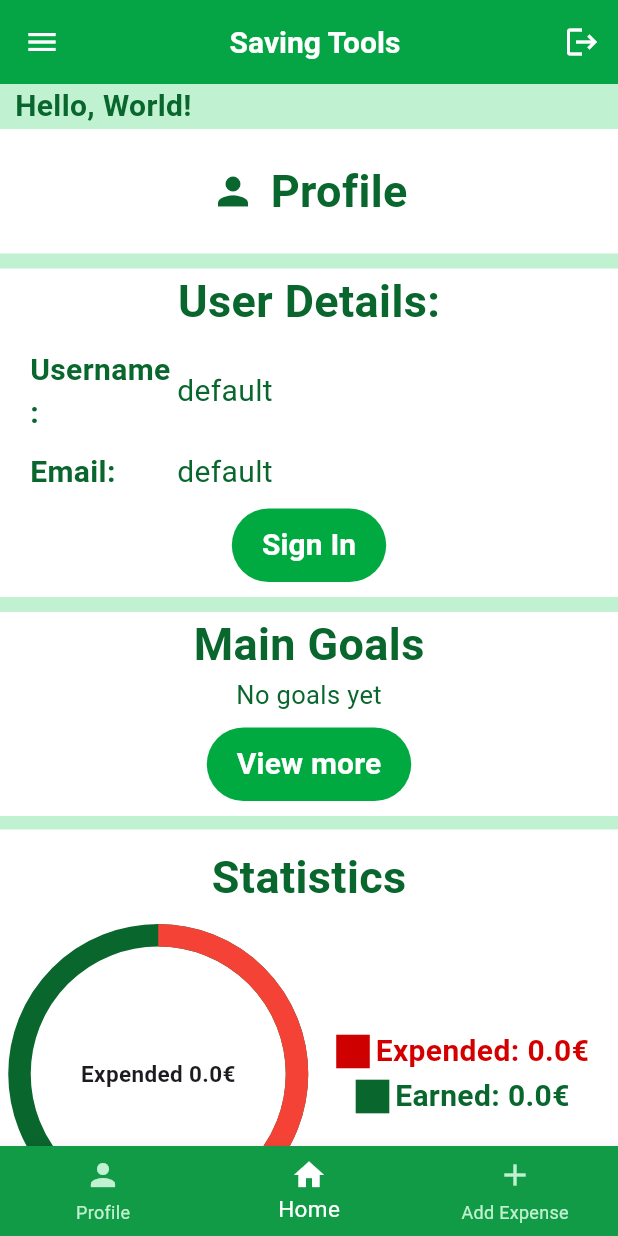
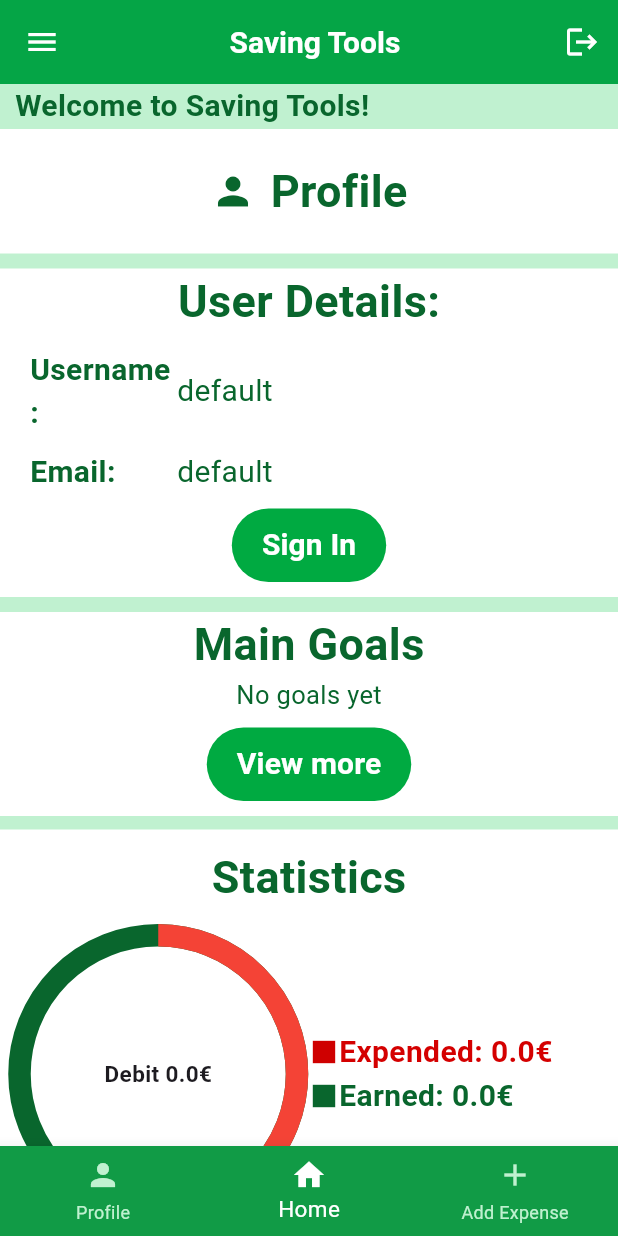
Before and after one commit to AlexandreAANP/SavingTools, a Flutter app: the MainProfile screen opened by its route, on a phone screen of 412 x 824 dp. Run offline on Flutter 3.47's test engine with Material 3 defaults, Android fonts, the phone set to English and light mode, and no system bars; drawn by our look-alikes of percent_indicator; our stand-ins replace fl_chart, pie_chart, shared_preferences, sqflite; accounts and stored records are empty.

Commit message:
Added application icon, profit management, replaced the tool bar messages

```diff
--- a/saving_tools/lib/Repositories/InvoiceRepository.dart
+++ b/saving_tools/lib/Repositories/InvoiceRepository.dart
@@ -59,8 +59,6 @@ class InvoiceRepository{
   Future<int> getTotalInvoices({Searchlike? searchLike, Search? searchEquals, bool searchEqualFirst = true}) async {
     String? whereString = SearchUtils.getWhereSearchString(searchLike: searchLike, searchEquals: searchEquals);
     List<String>? whereArgs = SearchUtils.getWhereArguments(searchLike: searchLike, searchEquals: searchEquals);
-    print(whereString);
-    print(whereArgs);
     final List<Map<String, Object?>> invoicesMaps = await this.database.query(
       table,
       where: whereString,
--- a/saving_tools/lib/Services/InvoiceService.dart
+++ b/saving_tools/lib/Services/InvoiceService.dart
@@ -3,10 +3,12 @@ import 'package:saving_tools/DTOs/Mapper.dart';
 import 'package:saving_tools/DTOs/UserDTO.dart';
 import 'package:saving_tools/Entities/Invoice.dart';
 import 'package:saving_tools/Repositories/InvoiceRepository.dart';
+import 'package:saving_tools/Repositories/ProfitMarginRepository.dart';
 import 'package:saving_tools/Repositories/SearchTools/OrderBy.dart';
 import 'package:saving_tools/Repositories/SearchTools/Search.dart';
 import 'package:saving_tools/Repositories/SearchTools/SearchLike.dart';
 import 'package:saving_tools/Repositories/WhoIs.dart';
+import 'package:saving_tools/Services/ProfiMarginService.dart';
 import 'package:saving_tools/Services/UserService.dart';
 import 'package:saving_tools/pages/Invoices/AddInvoice/FormParts/InvoiceType.dart';
 import 'package:sqflite/sqflite.dart';
@@ -15,10 +17,12 @@ import 'package:sqflite/sqflite.dart';
 class InvoiceService {
 
   InvoiceRepository? _invoiceRepository;
+  ProfitMarginService? _profitMarginService;
 
   static Database? database;
   InvoiceService._privateConstructor(Database databaseName) {
     _invoiceRepository = InvoiceRepository(databaseName);
+    _profitMarginService = ProfitMarginService();
   }
 
   static final InvoiceService _instance = InvoiceService._privateConstructor(database!);
@@ -49,6 +53,8 @@ class InvoiceService {
       user_id: user.id
     );
     await _invoiceRepository!.insertInvoice(invoice);
+    await _profitMarginService!.incrementProfitMargin(invoice.amount!);
+
 
   }
 
--- a/saving_tools/lib/Services/StatisticsService.dart
+++ b/saving_tools/lib/Services/StatisticsService.dart
@@ -31,7 +31,7 @@ class StatisticsService {
       double creditTotalAmount = 0;
 
       for (InvoiceDTO invoice in creditInvoices) {
-        print(invoice.type);
+
         creditTotalAmount += invoice.amount ?? 0;
       }
       return [debitTotalAmount, creditTotalAmount];
--- a/saving_tools/lib/pages/Invoices/AddInvoice/AddInvoiceForm.dart
+++ b/saving_tools/lib/pages/Invoices/AddInvoice/AddInvoiceForm.dart
@@ -121,7 +121,7 @@ class AddInvoiceFormState extends State<AddInvoiceForm> {
                                  InvoiceService().addInvoice(
                                     invoiceName: Scaffold_key!.currentState!.invoiceNameValue!,
                                     Date: Scaffold_key!.currentState!.invoiceDateValue!,
-                                    Category: Scaffold_key!.currentState!.invoiceCategoryValue!,
+                                    Category: Scaffold_key!.currentState!.invoiceCategoryValue ?? "No Category",
                                     Type: Scaffold_key!.currentState!.getInvoiceType()!,
                                     Amount: Scaffold_key!.currentState!.invoiceAmountValue!);
                                   ScaffoldMessenger.of(context).showSnackBar(SnackBar(
--- a/saving_tools/lib/pages/Invoices/AddInvoice/FormParts/InvoiceDate.dart
+++ b/saving_tools/lib/pages/Invoices/AddInvoice/FormParts/InvoiceDate.dart
@@ -54,8 +54,6 @@ class _InvoiceDateState extends State<InvoiceDate> {
               child: DatePicker(
                 onDateSelected: (date) {
                   setState(() {
-                    print(
-                        "Date selected: ${date.day}/${date.month}/${date.year}");
                     controller.text = "${date.day}/${date.month}/${date.year}";
                   });
                 },
--- a/saving_tools/lib/pages/Invoices/ListInvoices/ListInvoiceParts/SettingsParts/ListInvoicePagination.dart
+++ b/saving_tools/lib/pages/Invoices/ListInvoices/ListInvoiceParts/SettingsParts/ListInvoicePagination.dart
@@ -37,7 +37,6 @@ class _ListInvoicePagintationState extends State<ListInvoicePagintation> {
   }
 
   void nextPage(){
-    print(getNumberOfGetPages());
     if(this.ListTableState.currentState!.pageIndex < getNumberOfGetPages()){
       this.ListTableState.currentState!.setState(() {
         this.ListTableState.currentState!.pageIndex++;
--- a/saving_tools/lib/pages/main/short_invoice_table/ShortInvoiceTable.dart
+++ b/saving_tools/lib/pages/main/short_invoice_table/ShortInvoiceTable.dart
@@ -150,7 +150,7 @@ class _ShortInvoiceTableState extends State<ShortInvoiceTable> {
                   crossAxisAlignment: CrossAxisAlignment.center,
                   children: [
                     InvoiceTableHeaders(headers).headers,
-                    ...InvoiceTableRows(context, snapshot.data!, filter: Filter.all).rows,
+                    ...InvoiceTableRows(context, snapshot.data ?? Map<InvoiceDTO, List<int>>(), filter: Filter.all).rows,
                   ],
                 ));
           }
--- a/saving_tools/lib/pages/profile/Statistics.dart
+++ b/saving_tools/lib/pages/profile/Statistics.dart
@@ -48,7 +48,7 @@ class _StatisticsState extends State<Statistics> {
                           lineWidth: 15.0,
                           percent: snapshot.data!["debitPercent"],
                           center: new Text(
-                            "Expended ${snapshot.data!["totalExpended"]}€",
+                            "Debit ${snapshot.data!["totalExpended"]}€",
                             style:
                                 new TextStyle(fontWeight: FontWeight.bold, fontSize: 15.0),
                           ),
@@ -64,6 +64,8 @@ class _StatisticsState extends State<Statistics> {
                   ),
                 Expanded(
                   flex:1,
+                  child: Container(
+                        width: MediaQuery.of(context).size.width * 0.3,
                         child: Column(
                         children: [
                           FutureBuilder(
@@ -72,17 +74,21 @@ class _StatisticsState extends State<Statistics> {
                               if (snapshot.connectionState == ConnectionState.waiting) {
                                 return CircularProgressIndicator();
                               } else {
-                            return Row(
-                                mainAxisAlignment: MainAxisAlignment.center,
+                                return Container(
+                                  alignment: Alignment.centerLeft,
+                                    width: MediaQuery.of(context).size.width * 0.5,
+                                    child:Row(
+                                    mainAxisAlignment: MainAxisAlignment.start,
                                     children: [
                                       Icon(
                                         Icons.square,
                                         color: const Color.fromARGB(255, 207, 0, 0),
-                                    size: 30,
+                                        size: 20,
                                       ),
                                       Text(
-                                    "Expended: ${snapshot.data!["totalExpended"]}€",
+                                        "Expended: ${formatNumber(snapshot.data!["totalExpended"])}€",
                                         maxLines: 1,
+                                        textAlign: TextAlign.left,
                                         overflow: TextOverflow.ellipsis,
                                         style: TextStyle(
                                           color: const Color.fromARGB(255, 212, 0, 0),
@@ -91,9 +97,11 @@ class _StatisticsState extends State<Statistics> {
                                         ),
                                       ),
                                     ],
+                                  )
                                   );
                               }
                             }),
+
 
                           FutureBuilder(
                             future: getExpendedOfActualMonth(),
@@ -101,16 +109,19 @@ class _StatisticsState extends State<Statistics> {
                               if (snapshot.connectionState == ConnectionState.waiting) {
                                 return CircularProgressIndicator();
                               } else {
-                            return Row(
-                                mainAxisAlignment: MainAxisAlignment.center,
+                                return Container(
+                                  alignment: Alignment.centerLeft,
+                                  width: MediaQuery.of(context).size.width * 0.5,
+                                  child:  Row(
+                                    mainAxisAlignment: MainAxisAlignment.start,
                                     children: [
                                       Icon(
                                         Icons.square,
                                         color: const Color.fromARGB(255, 9, 102, 45),
-                                    size: 30,
+                                        size: 20,
                                       ),
                                       Text(
-                                    "Earned: ${snapshot.data!["totalEarned"]}€",
+                                        "Earned: ${formatNumber(snapshot.data!["totalEarned"])}€",
                                         maxLines: 1,
                                         overflow: TextOverflow.ellipsis,
                                         style: TextStyle(
@@ -120,12 +131,15 @@ class _StatisticsState extends State<Statistics> {
                                         ),
                                       ),
                                     ],
+                                  )
                                 );
+
+
                               }
                             }
                           ),
-
                         ],
+                      ),
                     )
                 ),
               ],
@@ -164,6 +178,16 @@ class _StatisticsState extends State<Statistics> {
     );
 
   }
+  String formatNumber(double number){
+
+    if (number < 1000){
+      return number.toString();
+    }
+    if (number < 1000000){
+      return (number/1000).toStringAsFixed(2) + "K";
+    }
+    return (number/1000000).toStringAsFixed(2) + "M";
+  }
 
   Future<Map<String,dynamic>> getExpendedOfActualMonth() async {
 
--- a/saving_tools/lib/sharedWidgets/ToolBarMessages.dart
+++ b/saving_tools/lib/sharedWidgets/ToolBarMessages.dart
@@ -29,10 +29,12 @@ class ToolBarMessagesState extends State<ToolBarMessages>{
     }
     else{
       this.Messages = [
-        "Hello, World!",
         "Welcome to Saving Tools!",
         "This is a simple app to help you save money.",
-        "This is a simple app to help you save money.This is a simple app to help you save money."
+        "This application is still in development.",
+        "If you have any suggestions, please let us know.",
+        "Contact us at: a74526@ualg.pt",
+        "We hope you enjoy using our app!"
       ];
     }
     loopSlideToolBar();
```
Also changed, not shown: saving_tools/lib/Repositories/GoalRepository.dart (+8 -0 lines), saving_tools/lib/Repositories/ProfitMarginRepository.dart (added, +37 -0 lines), saving_tools/lib/Services/GoalService.dart (+74 -1 lines), saving_tools/lib/Services/ProfiMarginService.dart (added, +23 -0 lines), saving_tools/lib/pages/goals/AddGoal.dart (+18 -7 lines), saving_tools/lib/pages/statistics/MonthStatistics.dart (+13 -2 lines), saving_tools/pubspec.yaml (+9 -2 lines), saving_tools/assets/logo.png (added). Lines whose indentation alone changed are shown as unchanged.
